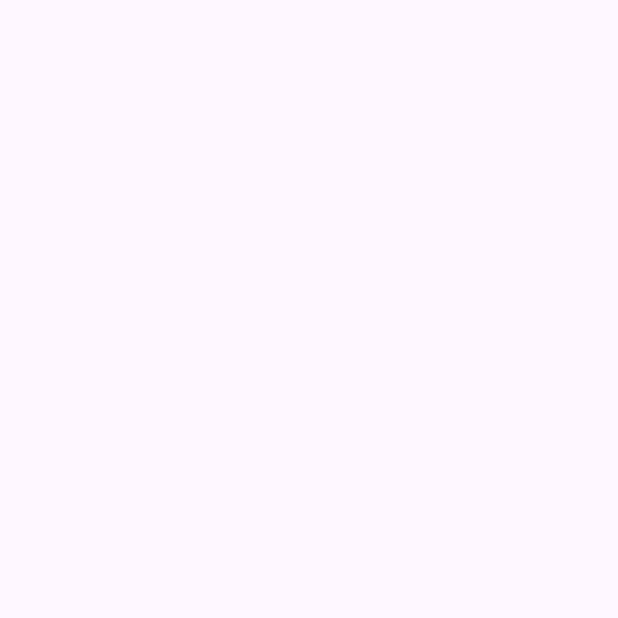
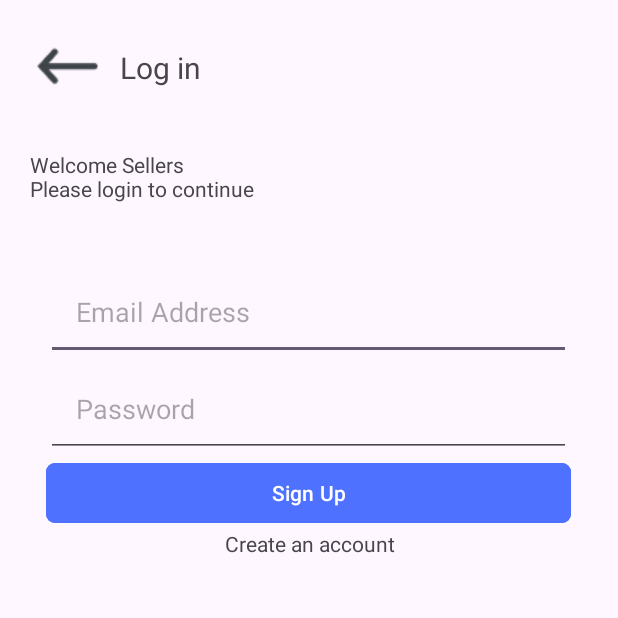
Before and after one commit to Christiannaira/my_mini_brain, an Android app: the LoginActivity screen opened directly, with no data from a screen before it, on a phone screen of 412 x 824 dp, the top half of it. Before the commit the part shown is empty. Run offline under Robolectric (Android 15) with nearby library versions, the phone set to English and light mode, and no system bars.

Commit message:
fix: added a login component structure

```diff
--- a/app/src/main/java/com/example/myminibrain/RegisterActivity.java
+++ b/app/src/main/java/com/example/myminibrain/RegisterActivity.java
@@ -13,6 +13,8 @@ import androidx.core.view.WindowInsetsCompat;
 
 import com.example.myminibrain.databinding.ActivityRegisterBinding;
 import com.example.myminibrain.databinding.ActivityUserStartBinding;
+
+import java.util.regex.Pattern;
 
 public class RegisterActivity extends AppCompatActivity {
 
@@ -44,10 +46,28 @@ public class RegisterActivity extends AppCompatActivity {
             @Override
             public void onClick(View v) {
                 String registerName = binding.registerName.getText().toString();
+                String registerEmail = binding.registerEmail.getText().toString();
+                String registerPassword = binding.registerPassword.getText().toString();
+                String registerConfirm = binding.registerConfirm.getText().toString();
 
-                Toast.makeText(RegisterActivity.this, registerName, Toast.LENGTH_SHORT).show();
+                if (registerName.isEmpty() || registerEmail.isEmpty() || registerPassword.isEmpty() || registerConfirm.isEmpty()) {
+                    Toast.makeText(RegisterActivity.this, "Field must not be empty", Toast.LENGTH_SHORT).show();
+                } else {
+
+
+                }
 
             }
+        });
+
+        binding.signupToLogIn.setOnClickListener(new View.OnClickListener() {
+
+            @Override
+            public void onClick(View v) {
+                Intent intent = new Intent(RegisterActivity.this, LoginActivity.class);
+                startActivity(intent);
+            }
+
         });
 
         ViewCompat.setOnApplyWindowInsetsListener(findViewById(R.id.main), (v, insets) -> {
--- a/app/src/main/res/layout/activity_login.xml
+++ b/app/src/main/res/layout/activity_login.xml
@@ -1,10 +1,100 @@
 <?xml version="1.0" encoding="utf-8"?>
-<androidx.constraintlayout.widget.ConstraintLayout xmlns:android="http://schemas.android.com/apk/res/android"
+<LinearLayout xmlns:android="http://schemas.android.com/apk/res/android"
     xmlns:app="http://schemas.android.com/apk/res-auto"
     xmlns:tools="http://schemas.android.com/tools"
     android:id="@+id/main"
     android:layout_width="match_parent"
     android:layout_height="match_parent"
-    tools:context=".LoginActivity">
+    tools:context=".LoginActivity"
+    android:orientation="vertical"
+    >
 
-</androidx.constraintlayout.widget.ConstraintLayout>
+    <LinearLayout
+        android:layout_width="match_parent"
+        android:layout_height="match_parent"
+        android:orientation="vertical"
+        android:padding="20dp"
+        >
+
+        <LinearLayout
+            android:layout_marginBottom="30dp"
+            android:layout_marginEnd="20dp"
+            android:layout_width="match_parent"
+            android:layout_height="wrap_content"
+            android:orientation="horizontal"
+            android:gravity="center_vertical"
+            >
+
+            <ImageView
+                android:id="@+id/returnUserStart"
+                android:layout_width="wrap_content"
+                android:layout_height="wrap_content"
+                android:src="@drawable/arrow_left"
+                android:layout_marginEnd="10dp"
+                />
+
+            <TextView
+                android:layout_width="wrap_content"
+                android:layout_height="wrap_content"
+                android:text="@string/login_label"
+                android:textSize="20sp"
+                />
+
+        </LinearLayout>
+
+        <TextView
+            android:layout_width="match_parent"
+            android:layout_height="wrap_content"
+            android:text="@string/signup_description"/>
+
+        <LinearLayout
+            android:layout_marginTop="40dp"
+            android:layout_width="match_parent"
+            android:layout_height="wrap_content"
+            android:orientation="vertical">
+
+            <EditText
+                android:id="@+id/register_email"
+                android:layout_width="350dp"
+                android:layout_height="wrap_content"
+                android:hint="@string/register_email"
+                android:inputType="textEmailAddress"
+                android:layout_gravity="center"
+                android:padding="20dp"
+                />
+
+            <EditText
+                android:id="@+id/register_password"
+                android:layout_width="350dp"
+                android:layout_height="wrap_content"
+                android:hint="@string/register_password"
+                android:inputType="textPassword"
+                android:layout_gravity="center"
+                android:padding="20dp"
+                />
+
+            <com.google.android.material.button.MaterialButton
+                android:id="@+id/signupBtn"
+                android:layout_width="350dp"
+                android:layout_height="wrap_content"
+                android:text="@string/signup_label"
+                android:backgroundTint="@color/primary"
+                app:cornerRadius="6dp"
+                android:layout_gravity="center"
+                />
+
+            <TextView
+                android:id="@+id/signupToLogIn"
+                android:layout_width="match_parent"
+                android:layout_height="wrap_content"
+                android:text="@string/login_to_register"
+                android:gravity="center"
+                />
+
+
+        </LinearLayout>
+
+
+    </LinearLayout>
+
+</LinearLayout>
--- a/app/src/main/res/layout/activity_register.xml
+++ b/app/src/main/res/layout/activity_register.xml
@@ -58,6 +58,7 @@
                 android:layout_width="350dp"
                 android:layout_height="wrap_content"
                 android:hint="@string/register_name"
+                android:inputType="text"
                 android:layout_gravity="center"
                 android:padding="20dp"
                 />
@@ -67,6 +68,7 @@
                 android:layout_width="350dp"
                 android:layout_height="wrap_content"
                 android:hint="@string/register_email"
+                android:inputType="textEmailAddress"
                 android:layout_gravity="center"
                 android:padding="20dp"
                 />
@@ -76,6 +78,7 @@
                 android:layout_width="350dp"
                 android:layout_height="wrap_content"
                 android:hint="@string/register_password"
+                android:inputType="textPassword"
                 android:layout_gravity="center"
                 android:padding="20dp"
                 />
@@ -85,6 +88,7 @@
                 android:layout_width="350dp"
                 android:layout_height="wrap_content"
                 android:hint="@string/register_confirm"
+                android:inputType="textPassword"
                 android:layout_gravity="center"
                 android:padding="20dp"
                 />
@@ -99,6 +103,14 @@
                 android:layout_gravity="center"
                 />
 
+            <TextView
+                android:id="@+id/signupToLogIn"
+                android:layout_width="match_parent"
+                android:layout_height="wrap_content"
+                android:text="@string/register_to_login"
+                android:gravity="center"
+                />
+
 
         </LinearLayout>
 
--- a/app/src/main/res/layout/activity_user_start.xml
+++ b/app/src/main/res/layout/activity_user_start.xml
@@ -23,7 +23,7 @@
         android:layout_width="match_parent"
         android:layout_height="wrap_content"
         android:text="@string/user_start_headline"
-        android:textSize="25sp"
+        android:textSize="30sp"
         android:gravity="center"
         android:fontFamily="@font/poppins_medium"
         />
@@ -33,7 +33,7 @@
         android:layout_width="match_parent"
         android:layout_height="wrap_content"
         android:text="@string/user_start_description"
-        android:textSize="16sp"
+        android:textSize="24sp"
         android:gravity="center"
         android:layout_gravity="center"
         android:fontFamily="@font/poppins_regular"
@@ -45,7 +45,7 @@
         android:layout_width="match_parent"
         android:layout_height="wrap_content"
         android:text="@string/user_start_question"
-        android:textSize="16sp"
+        android:textSize="19sp"
         android:gravity="center"
         android:layout_gravity="center"
         android:fontFamily="@font/poppins_medium"
@@ -53,7 +53,7 @@
         />
 
     <LinearLayout
-        android:layout_marginTop="10dp"
+        android:layout_marginTop="50dp"
         android:layout_width="match_parent"
         android:layout_height="wrap_content"
         android:orientation="vertical"
--- a/app/src/main/res/values/strings.xml
+++ b/app/src/main/res/values/strings.xml
@@ -16,6 +16,9 @@
     <string name="register_password">Password</string>
     <string name="register_confirm">Confirm</string>
 
+    <string name="register_to_login">Already have an account?</string>
+    <string name="login_to_register">Create an account</string>
+
 
 
 </resources>
```
